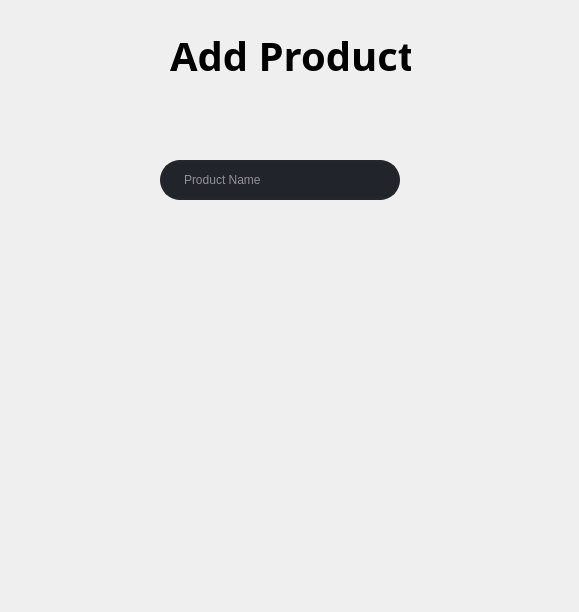
First picture: the form in SweetsStore/add_product_dialog.ui, repository vince-exe/SweetsStore, before the edit.
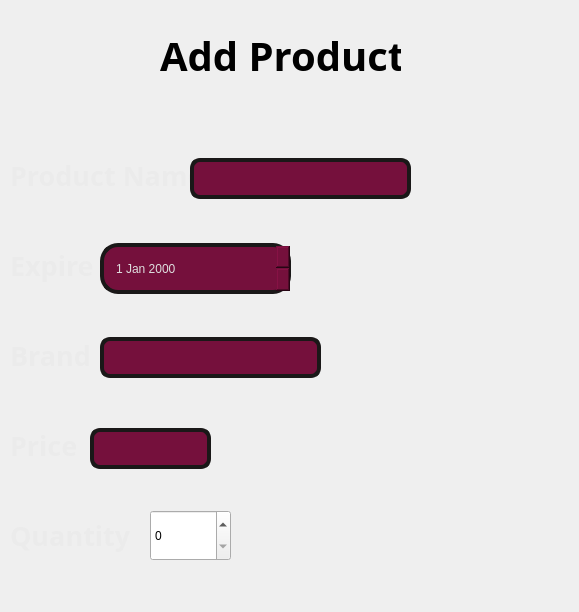
Second picture: the form after the edit.

Diff of the .ui file:
```diff
--- a/SweetsStore/add_product_dialog.ui
+++ b/SweetsStore/add_product_dialog.ui
@@ -16,7 +16,7 @@
   <widget class="QLabel" name="titleLabel">
    <property name="geometry">
     <rect>
-     <x>170</x>
+     <x>160</x>
      <y>20</y>
      <width>241</width>
      <height>71</height>
@@ -33,29 +33,223 @@
     <string>Add Product</string>
    </property>
   </widget>
-  <widget class="QLineEdit" name="lineEdit">
+  <widget class="QLabel" name="label">
    <property name="geometry">
     <rect>
-     <x>160</x>
-     <y>160</y>
-     <width>240</width>
-     <height>40</height>
+     <x>10</x>
+     <y>150</y>
+     <width>221</width>
+     <height>51</height>
     </rect>
    </property>
+   <property name="font">
+    <font>
+     <family>HP Simplified Jpan</family>
+     <pointsize>20</pointsize>
+     <bold>true</bold>
+    </font>
+   </property>
    <property name="styleSheet">
-    <string notr="true">QLineEdit {
-	border: 2px solid rgb(37, 39, 48);
-	border-radius: 20px;
-	color: #FFF;
-	padding-left: 20px;
-	padding-right: 20px;
-	background-color: rgb(34, 36, 44);
+    <string notr="true">QLabel {
+color: rgb(235, 235, 235)
 }</string>
    </property>
-   <property name="placeholderText">
+   <property name="text">
     <string>Product Name</string>
    </property>
   </widget>
+  <widget class="QLineEdit" name="prodNameBox">
+   <property name="geometry">
+    <rect>
+     <x>190</x>
+     <y>158</y>
+     <width>221</width>
+     <height>41</height>
+    </rect>
+   </property>
+   <property name="styleSheet">
+    <string notr="true">QLineEdit {
+	font: 16pt &quot;HP Simpified Jpan&quot;;
+	border: 4px solid rgb(26, 24, 24);
+	border-radius: 10px;
+	padding-left: 10px;
+	background: rgb(117, 16, 60);
+	color: rgb(223, 223, 223);
+}</string>
+   </property>
+  </widget>
+  <widget class="QLabel" name="label_2">
+   <property name="geometry">
+    <rect>
+     <x>10</x>
+     <y>240</y>
+     <width>101</width>
+     <height>51</height>
+    </rect>
+   </property>
+   <property name="font">
+    <font>
+     <family>HP Simplified Jpan</family>
+     <pointsize>20</pointsize>
+     <bold>true</bold>
+    </font>
+   </property>
+   <property name="styleSheet">
+    <string notr="true">QLabel {
+color: rgb(235, 235, 235)
+}</string>
+   </property>
+   <property name="text">
+    <string>Expire</string>
+   </property>
+  </widget>
+  <widget class="QDateEdit" name="dateWidget">
+   <property name="geometry">
+    <rect>
+     <x>100</x>
+     <y>243</y>
+     <width>191</width>
+     <height>51</height>
+    </rect>
+   </property>
+   <property name="styleSheet">
+    <string notr="true">QDateEdit {
+	border: 4px solid rgb(26, 24, 24);   
+	border-radius: 18px;
+	padding-left: 10px;
+	padding-top: 4px;
+	padding-bottom: 4px;
+	font: 700 16pt &quot;Roboto&quot;;
+	background: rgb(117, 16, 60);
+	color: rgb(223, 223, 223);
+}</string>
+   </property>
+  </widget>
+  <widget class="QLabel" name="label_3">
+   <property name="geometry">
+    <rect>
+     <x>10</x>
+     <y>330</y>
+     <width>91</width>
+     <height>51</height>
+    </rect>
+   </property>
+   <property name="font">
+    <font>
+     <family>HP Simplified Jpan</family>
+     <pointsize>20</pointsize>
+     <bold>true</bold>
+    </font>
+   </property>
+   <property name="styleSheet">
+    <string notr="true">QLabel {
+color: rgb(235, 235, 235)
+}</string>
+   </property>
+   <property name="text">
+    <string>Brand</string>
+   </property>
+  </widget>
+  <widget class="QLineEdit" name="prodNameBox_2">
+   <property name="geometry">
+    <rect>
+     <x>100</x>
+     <y>337</y>
+     <width>221</width>
+     <height>41</height>
+    </rect>
+   </property>
+   <property name="styleSheet">
+    <string notr="true">QLineEdit {
+	font: 16pt &quot;HP Simpified Jpan&quot;;
+	border: 4px solid rgb(26, 24, 24);
+	border-radius: 10px;
+	padding-left: 10px;
+	background: rgb(117, 16, 60);
+	color: rgb(223, 223, 223);
+}</string>
+   </property>
+  </widget>
+  <widget class="QLabel" name="label_4">
+   <property name="geometry">
+    <rect>
+     <x>10</x>
+     <y>420</y>
+     <width>81</width>
+     <height>51</height>
+    </rect>
+   </property>
+   <property name="font">
+    <font>
+     <family>HP Simplified Jpan</family>
+     <pointsize>20</pointsize>
+     <bold>true</bold>
+    </font>
+   </property>
+   <property name="styleSheet">
+    <string notr="true">QLabel {
+color: rgb(235, 235, 235)
+}</string>
+   </property>
+   <property name="text">
+    <string>Price</string>
+   </property>
+  </widget>
+  <widget class="QLineEdit" name="prodNameBox_3">
+   <property name="geometry">
+    <rect>
+     <x>90</x>
+     <y>428</y>
+     <width>121</width>
+     <height>41</height>
+    </rect>
+   </property>
+   <property name="styleSheet">
+    <string notr="true">QLineEdit {
+	font: 16pt &quot;HP Simpified Jpan&quot;;
+	border: 4px solid rgb(26, 24, 24);
+	border-radius: 10px;
+	padding-left: 25px;
+	background: rgb(117, 16, 60);
+	color: rgb(223, 223, 223);
+}</string>
+   </property>
+  </widget>
+  <widget class="QLabel" name="label_5">
+   <property name="geometry">
+    <rect>
+     <x>10</x>
+     <y>510</y>
+     <width>131</width>
+     <height>51</height>
+    </rect>
+   </property>
+   <property name="font">
+    <font>
+     <family>HP Simplified Jpan</family>
+     <pointsize>20</pointsize>
+     <bold>true</bold>
+    </font>
+   </property>
+   <property name="styleSheet">
+    <string notr="true">QLabel {
+color: rgb(235, 235, 235)
+}</string>
+   </property>
+   <property name="text">
+    <string>Quantity</string>
+   </property>
+  </widget>
+  <widget class="QSpinBox" name="spinBox">
+   <property name="geometry">
+    <rect>
+     <x>150</x>
+     <y>510</y>
+     <width>81</width>
+     <height>51</height>
+    </rect>
+   </property>
+  </widget>
  </widget>
  <resources/>
  <connections/>
```
